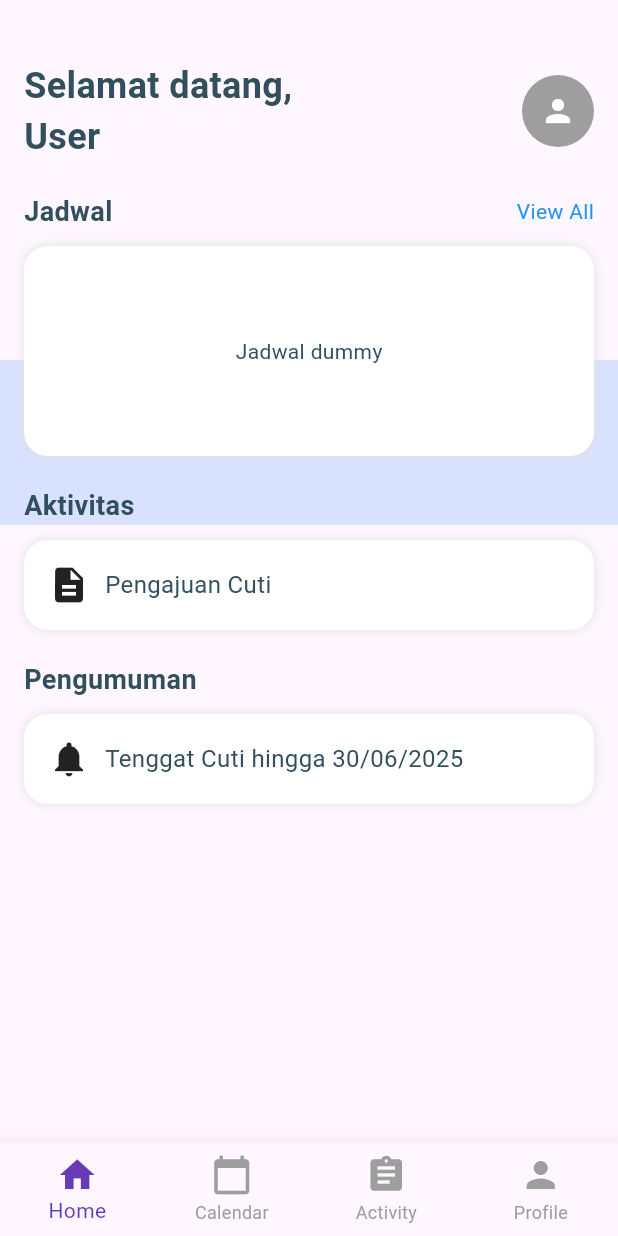
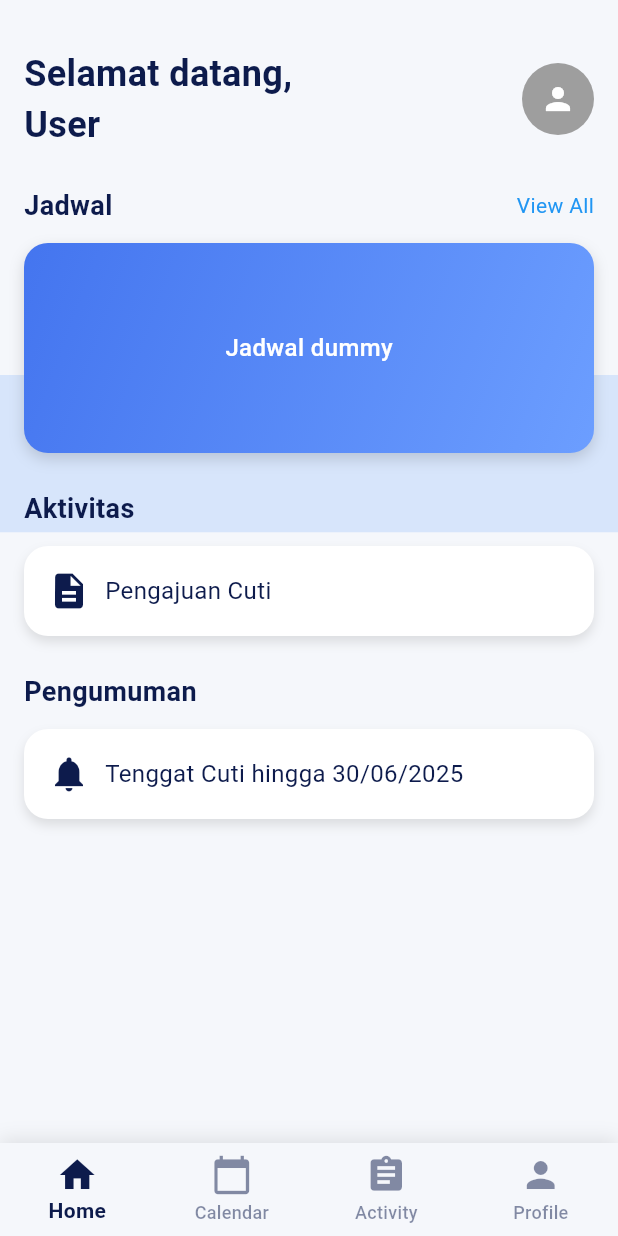
Before and after one commit to neovdn/migaskita, a Flutter app: the EmployeeHomePage screen opened by its route, on a phone screen of 412 x 824 dp. Run offline on Flutter 3.47's test engine with Material 3 defaults, Android fonts, the phone set to English and light mode, and no system bars; our stand-ins replace cloud_firestore, firebase_auth, firebase_core, get_it, table_calendar; accounts and stored records are empty.

Commit message:
tampilan full employee

```diff
--- a/lib/presentation/pages/employee/home_page.dart
+++ b/lib/presentation/pages/employee/home_page.dart
@@ -3,6 +3,12 @@ import 'package:flutter/material.dart';
 import 'package:provider/provider.dart';
 import '../../widgets/bottom_nav_bar.dart';
 import 'package:flutter_migaskita/presentation/providers/user_provider.dart';
+
+class AppColors {
+  static const darkBlue = Color(0xFF0D1B4C);
+  static const lightBlueBg = Color(0xFFF5F7FB);
+  static const blurBlue = Color(0xFF0062FF);
+}
 
 class EmployeeHomePage extends StatefulWidget {
   @override
@@ -13,9 +19,15 @@ class _EmployeeHomePageState extends State<EmployeeHomePage> {
   int _selectedIndex = 0;
 
   void _onNavBarTap(int index) {
-    setState(() {
-      _selectedIndex = index;
-    });
+    if (index == 0)
+      return;
+    else if (index == 1) {
+      Navigator.pushReplacementNamed(context, '/employee-calendar');
+    } else if (index == 2) {
+      Navigator.pushReplacementNamed(context, '/employee-activity');
+    } else if (index == 3) {
+      Navigator.pushReplacementNamed(context, '/employee-profile');
+    }
   }
 
   @override
@@ -24,28 +36,23 @@ class _EmployeeHomePageState extends State<EmployeeHomePage> {
     final userName = user?.name ?? 'User';
 
     return Scaffold(
+      backgroundColor: AppColors.lightBlueBg,
       bottomNavigationBar: BottomNavBar(
         currentIndex: _selectedIndex,
         onTap: _onNavBarTap,
       ),
       body: Stack(
         children: [
-          // Background blur biru
+          // BACKGROUND BLUR BIRU: dari tengah jadwal ke atas
           Positioned(
-            top: 240,
+            top: 250,
             left: 0,
             right: 0,
-            height: 110,
+            height: 105,
             child: ClipRRect(
-              borderRadius: const BorderRadius.only(
-                topLeft: Radius.circular(0),
-                topRight: Radius.circular(0),
-              ),
               child: BackdropFilter(
-                filter: ImageFilter.blur(sigmaX: 15, sigmaY: 15),
-                child: Container(
-                  color: const Color(0xFF0062FF).withOpacity(0.15),
-                ),
+                filter: ImageFilter.blur(sigmaX: 12, sigmaY: 12),
+                child: Container(color: AppColors.blurBlue.withOpacity(0.12)),
               ),
             ),
           ),
@@ -54,25 +61,27 @@ class _EmployeeHomePageState extends State<EmployeeHomePage> {
               padding: const EdgeInsets.symmetric(horizontal: 16),
               child: ListView(
                 children: [
-                  const SizedBox(height: 40), // untuk dorong kebawah
+                  const SizedBox(height: 32),
                   Row(
                     mainAxisAlignment: MainAxisAlignment.spaceBetween,
                     children: [
                       Text(
                         'Selamat datang,\n$userName',
-                        style: TextStyle(
+                        style: const TextStyle(
                           fontSize: 24,
                           fontWeight: FontWeight.bold,
+                          color: AppColors.darkBlue,
                         ),
                       ),
-                      CircleAvatar(
+                      const CircleAvatar(
                         radius: 24,
                         backgroundColor: Colors.grey,
                         child: Icon(Icons.person, color: Colors.white),
                       ),
                     ],
                   ),
-                  const SizedBox(height: 20),
+                  const SizedBox(height: 24),
+
                   Row(
                     mainAxisAlignment: MainAxisAlignment.spaceBetween,
                     children: const [
@@ -81,74 +90,131 @@ class _EmployeeHomePageState extends State<EmployeeHomePage> {
                         style: TextStyle(
                           fontSize: 18,
                           fontWeight: FontWeight.w600,
+                          color: AppColors.darkBlue,
                         ),
                       ),
                       Text('View All', style: TextStyle(color: Colors.blue)),
                     ],
                   ),
-                  const SizedBox(height: 10),
+                  const SizedBox(height: 12),
+
                   Container(
                     height: 140,
                     decoration: BoxDecoration(
-                      color: Colors.white,
+                      gradient: const LinearGradient(
+                        colors: [Color(0xFF4475EF), Color(0xFF6C9EFF)],
+                        begin: Alignment.topLeft,
+                        end: Alignment.bottomRight,
+                      ),
                       borderRadius: BorderRadius.circular(16),
                       boxShadow: [
-                        BoxShadow(blurRadius: 6, color: Colors.grey.shade300),
+                        BoxShadow(
+                          blurRadius: 8,
+                          offset: Offset(0, 4),
+                          color: Colors.black.withOpacity(0.15),
+                        ),
                       ],
                     ),
-                    child: const Center(child: Text('Jadwal dummy')),
+                    child: const Center(
+                      child: Text(
+                        'Jadwal dummy',
+                        style: TextStyle(
+                          color: Colors.white,
+                          fontSize: 16,
+                          fontWeight: FontWeight.w500,
+                        ),
+                      ),
+                    ),
                   ),
-                  const SizedBox(height: 20),
+                  const SizedBox(height: 24),
+
                   const Text(
                     'Aktivitas',
-                    style: TextStyle(fontSize: 18, fontWeight: FontWeight.w600),
+                    style: TextStyle(
+                      fontSize: 18,
+                      fontWeight: FontWeight.w600,
+                      color: AppColors.darkBlue,
+                    ),
                   ),
-                  const SizedBox(height: 10),
+                  const SizedBox(height: 12),
+
                   Container(
                     padding: const EdgeInsets.all(16),
                     decoration: BoxDecoration(
                       color: Colors.white,
                       borderRadius: BorderRadius.circular(16),
                       boxShadow: [
-                        BoxShadow(blurRadius: 6, color: Colors.grey.shade300),
+                        BoxShadow(
+                          blurRadius: 6,
+                          offset: Offset(0, 4),
+                          color: Colors.grey.withOpacity(0.3),
+                        ),
                       ],
                     ),
                     child: Row(
                       children: const [
-                        Icon(Icons.description, size: 28),
+                        Icon(
+                          Icons.description,
+                          size: 28,
+                          color: AppColors.darkBlue,
+                        ),
                         SizedBox(width: 10),
-                        Text('Pengajuan Cuti', style: TextStyle(fontSize: 16)),
+                        Text(
+                          'Pengajuan Cuti',
+                          style: TextStyle(
+                            fontSize: 16,
+                            color: AppColors.darkBlue,
+                          ),
+                        ),
                       ],
                     ),
                   ),
-                  const SizedBox(height: 20),
+                  const SizedBox(height: 24),
+
                   const Text(
                     'Pengumuman',
-                    style: TextStyle(fontSize: 18, fontWeight: FontWeight.w600),
+                    style: TextStyle(
+                      fontSize: 18,
+                      fontWeight: FontWeight.w600,
+                      color: AppColors.darkBlue,
+                    ),
                   ),
-                  const SizedBox(height: 10),
+                  const SizedBox(height: 12),
+
                   Container(
                     padding: const EdgeInsets.all(16),
                     decoration: BoxDecoration(
                       color: Colors.white,
                       borderRadius: BorderRadius.circular(16),
                       boxShadow: [
-                        BoxShadow(blurRadius: 6, color: Colors.grey.shade300),
+                        BoxShadow(
+                          blurRadius: 6,
+                          offset: Offset(0, 4),
+                          color: Colors.grey.withOpacity(0.3),
+                        ),
                       ],
                     ),
                     child: Row(
                       children: const [
-                        Icon(Icons.notifications, size: 28),
+                        Icon(
+                          Icons.notifications,
+                          size: 28,
+                          color: AppColors.darkBlue,
+                        ),
                         SizedBox(width: 10),
                         Expanded(
                           child: Text(
                             'Tenggat Cuti hingga 30/06/2025',
-                            style: TextStyle(fontSize: 16),
+                            style: TextStyle(
+                              fontSize: 16,
+                              color: AppColors.darkBlue,
+                            ),
                           ),
                         ),
                       ],
                     ),
                   ),
+                  const SizedBox(height: 30),
                 ],
               ),
             ),
--- a/lib/presentation/widgets/bottom_nav_bar.dart
+++ b/lib/presentation/widgets/bottom_nav_bar.dart
@@ -6,18 +6,34 @@ class BottomNavBar extends StatelessWidget {
 
   const BottomNavBar({required this.currentIndex, required this.onTap});
 
+  static const Color navColor = Color(0xFF0D1B4C);
+
   @override
   Widget build(BuildContext context) {
-    return BottomNavigationBar(
+    return Container(
+      decoration: BoxDecoration(
+        color: const Color(0xFFF5F7FB), // background tetap terang
+        boxShadow: [
+          BoxShadow(
+            color: Colors.black.withOpacity(0.1),
+            blurRadius: 10,
+            offset: const Offset(0, -2), // shadow di atas navbar
+          ),
+        ],
+      ),
+      child: BottomNavigationBar(
         currentIndex: currentIndex,
         onTap: onTap,
-      selectedItemColor: Colors.deepPurple,
-      unselectedItemColor: Colors.grey,
+        backgroundColor: Colors.transparent, // biar ngikut Container
+        selectedItemColor: navColor,
+        unselectedItemColor: navColor.withOpacity(0.5),
         selectedFontSize: 14,
         unselectedFontSize: 12,
         iconSize: 28,
-      elevation: 12,
+        elevation: 0,
         type: BottomNavigationBarType.fixed,
+        selectedLabelStyle: const TextStyle(fontWeight: FontWeight.w600),
+        unselectedLabelStyle: const TextStyle(fontWeight: FontWeight.w500),
         items: const [
           BottomNavigationBarItem(icon: Icon(Icons.home), label: 'Home'),
           BottomNavigationBarItem(
@@ -30,6 +46,7 @@ class BottomNavBar extends StatelessWidget {
           ),
           BottomNavigationBarItem(icon: Icon(Icons.person), label: 'Profile'),
         ],
+      ),
     );
   }
 }
--- a/lib/routes.dart
+++ b/lib/routes.dart
@@ -2,11 +2,17 @@ import 'package:flutter/material.dart';
 import 'package:flutter_migaskita/presentation/pages/auth/login_page.dart';
 import 'package:flutter_migaskita/presentation/pages/auth/sign_up_page.dart';
 import 'package:flutter_migaskita/presentation/pages/employee/home_page.dart';
+import 'package:flutter_migaskita/presentation/pages/employee/calendar_page.dart';
+import 'package:flutter_migaskita/presentation/pages/employee/activity_page.dart';
+import 'package:flutter_migaskita/presentation/pages/employee/profile_page.dart';
 
 class Routes {
   static const String login = '/login';
   static const String signUp = '/sign_up';
   static const String employeeHome = '/employee-home';
+  static const String employeeCalendar = '/employee-calendar';
+  static const String employeeActivity = '/employee-activity';
+  static const String employeeProfile = '/employee-profile';
 
   static Route<dynamic> generateRoute(RouteSettings settings) {
     switch (settings.name) {
@@ -16,6 +22,12 @@ class Routes {
         return MaterialPageRoute(builder: (_) => SignUpPage());
       case employeeHome:
         return MaterialPageRoute(builder: (_) => EmployeeHomePage());
+      case employeeCalendar:
+        return MaterialPageRoute(builder: (_) => CalendarPage());
+      case employeeActivity:
+        return MaterialPageRoute(builder: (_) => EmployeeActivityPage());
+      case employeeProfile:
+        return MaterialPageRoute(builder: (_) => EmployeeProfilePage());
       default:
         return MaterialPageRoute(
           builder:
```
Also changed, not shown: lib/presentation/pages/employee/activity_page.dart (+229 -0 lines), lib/presentation/pages/employee/calendar_page.dart (+51 -18 lines), lib/presentation/pages/employee/profile_page.dart (+165 -0 lines). Lines whose indentation alone changed are shown as unchanged.
